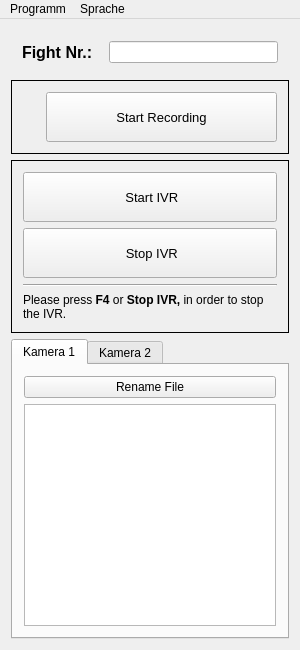
Old version of the form resource/recordwindow.ui in the repository christopherK192/RecordWindow.
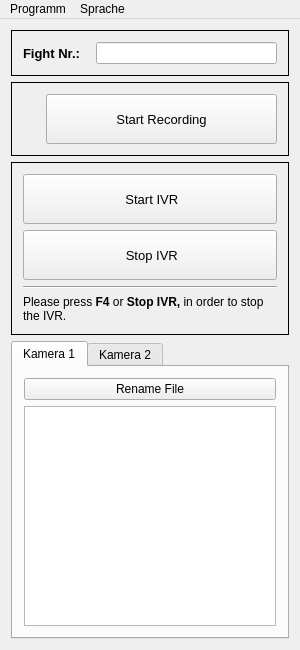
New version of the form. Icons and pictures are not drawn.

The edit to the form file:
```diff
--- a/resource/recordwindow.ui
+++ b/resource/recordwindow.ui
@@ -32,12 +32,15 @@
    <layout class="QVBoxLayout" name="verticalLayout">
     <item>
      <widget class="QFrame" name="frame_3">
+      <property name="frameShape">
+       <enum>QFrame::Box</enum>
+      </property>
       <layout class="QHBoxLayout" name="horizontalLayout">
        <item>
         <widget class="QLabel" name="label">
          <property name="font">
           <font>
-           <pointsize>12</pointsize>
+           <pointsize>10</pointsize>
            <weight>75</weight>
            <bold>true</bold>
           </font>
```
Left out of the diff: 4 changed lines with no effect on the pictures.
